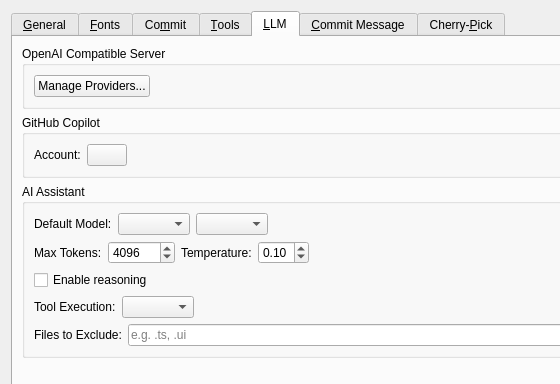
This is qgitc/preferences.ui in timxx/qgitc as Qt 5 draws it before an edit; both pictures show x 0 to 560 and y 0 to 384 of the 727 by 468 pixel window. The edited form follows.
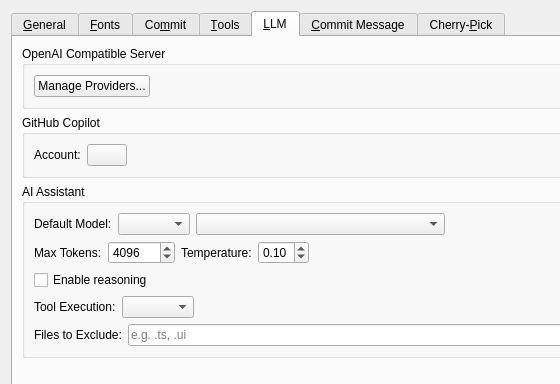
This is the edited form. Custom widgets are drawn as their Qt base class.

Commit message: preferences: let the model selector expand to available width

```diff
--- a/qgitc/preferences.ui
+++ b/qgitc/preferences.ui
@@ -1028,6 +1028,12 @@
             </item>
             <item>
              <widget class="QComboBox" name="cbModelIds">
+              <property name="sizePolicy">
+               <sizepolicy hsizetype="MinimumExpanding" vsizetype="Fixed">
+                <horstretch>0</horstretch>
+                <verstretch>0</verstretch>
+               </sizepolicy>
+              </property>
               <property name="sizeAdjustPolicy">
                <enum>QComboBox::SizeAdjustPolicy::AdjustToContents</enum>
               </property>
```
